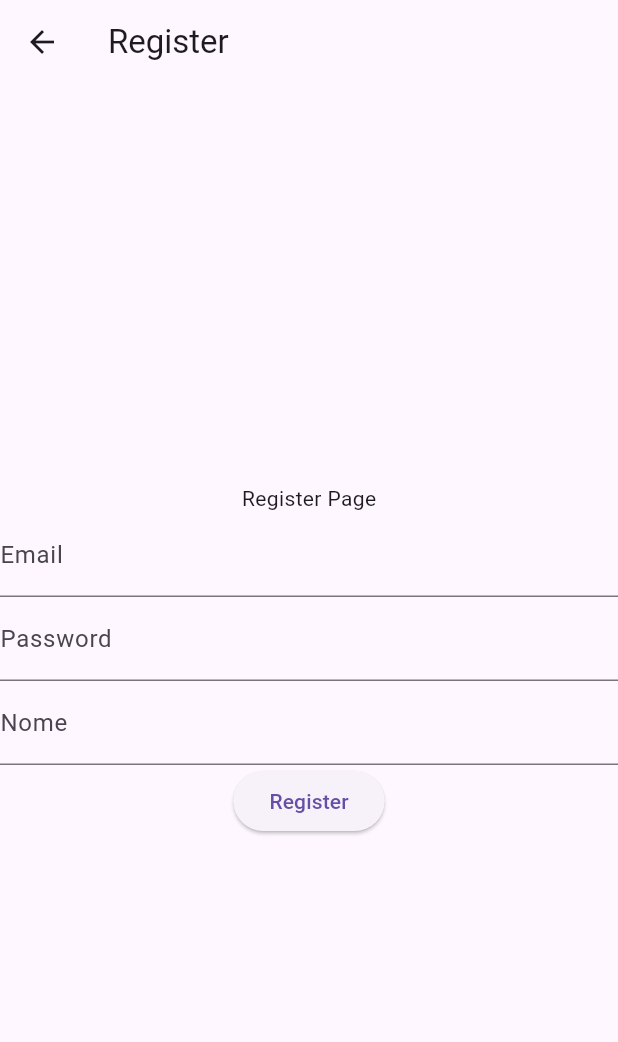
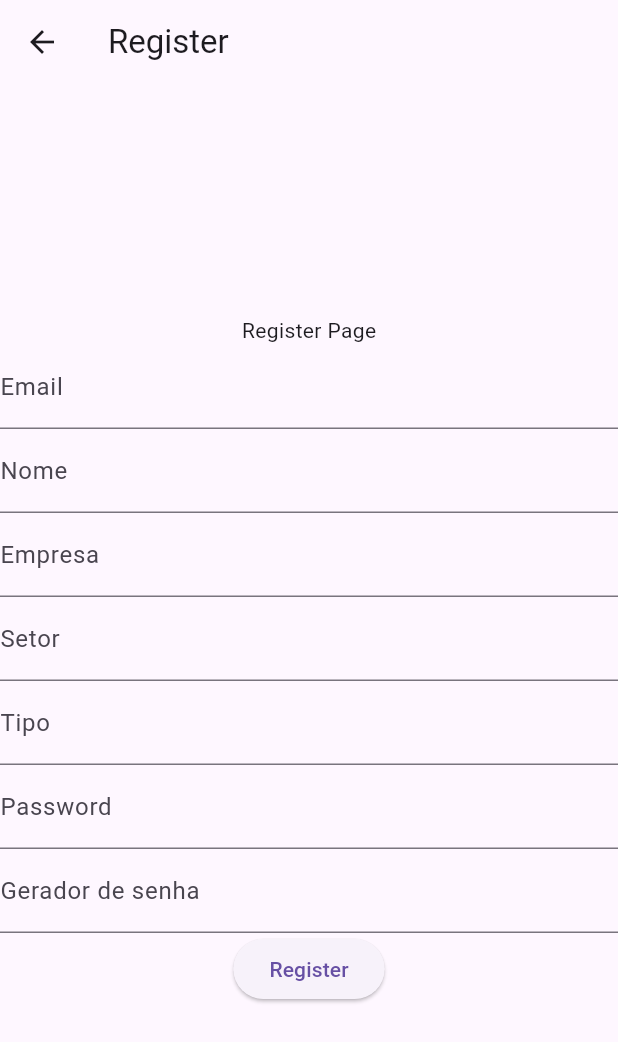
Before and after one commit to iagoslopes/SEKI, a Flutter app: the RegisterPage screen opened by its route, on a phone screen of 412 x 824 dp. Shown: the top 1042 px of the screen. Run offline on Flutter 3.47's test engine with Material 3 defaults, Android fonts, the phone set to English and light mode, and no system bars; our stand-ins replace cloud_firestore, firebase_auth, firebase_core, logger, shared_preferences; accounts and stored records are empty.

Commit message:
Inserindo inputs

```diff
--- a/lib/register_page.dart
+++ b/lib/register_page.dart
@@ -27,13 +27,29 @@ class RegisterPage extends StatelessWidget {
               decoration: const InputDecoration(labelText: 'Email'),
             ),
             TextFormField(
+              controller: _nameController,
+              decoration: const InputDecoration(labelText: 'Nome'),
+            ),
+            TextFormField(
+              controller: _nameController,
+              decoration: const InputDecoration(labelText: 'Empresa'),
+            ),
+            TextFormField(
+              controller: _nameController,
+              decoration: const InputDecoration(labelText: 'Setor'),
+            ),
+            TextFormField(
+              controller: _nameController,
+              decoration: const InputDecoration(labelText: 'Tipo'),
+            ),
+            TextFormField(
               controller: _passwordController,
               decoration: const InputDecoration(labelText: 'Password'),
               obscureText: true,
             ),
             TextFormField(
               controller: _nameController,
-              decoration: const InputDecoration(labelText: 'Nome'),
+              decoration: const InputDecoration(labelText: 'Gerador de senha'),
             ),
             ElevatedButton(
               onPressed: () {
```
